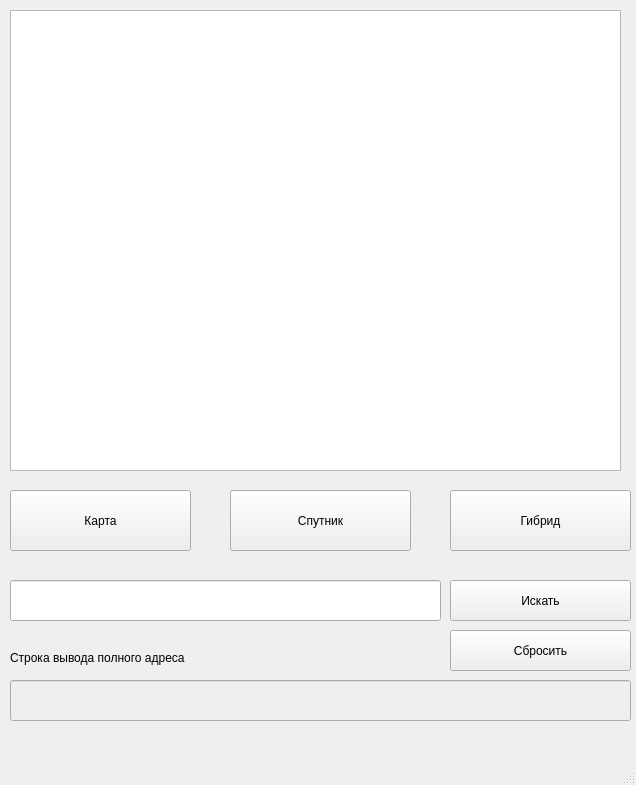
This is Big_task.ui in iamanonym/BidMapsAPITask as Qt 5 draws it before an edit. The edited form follows.
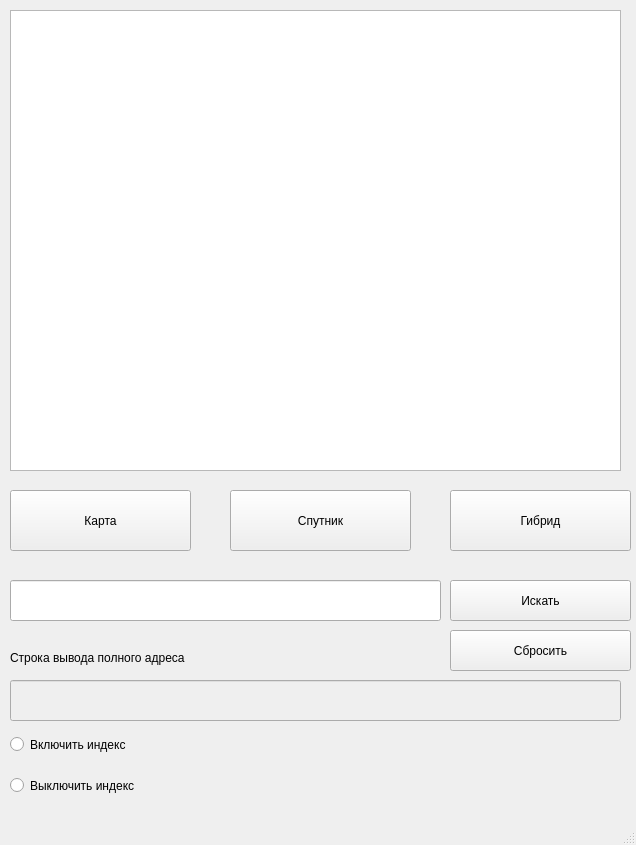
This is the edited form.

Patch:
```diff
--- a/Big_task.ui
+++ b/Big_task.ui
@@ -7,7 +7,7 @@
     <x>0</x>
     <y>0</y>
     <width>636</width>
-    <height>785</height>
+    <height>845</height>
    </rect>
   </property>
   <property name="font">
@@ -112,7 +112,7 @@
      <rect>
       <x>10</x>
       <y>680</y>
-      <width>621</width>
+      <width>611</width>
       <height>41</height>
      </rect>
     </property>
@@ -136,6 +136,32 @@
      <string>Строка вывода полного адреса</string>
     </property>
    </widget>
+   <widget class="QRadioButton" name="rad1">
+    <property name="geometry">
+     <rect>
+      <x>10</x>
+      <y>729</y>
+      <width>161</width>
+      <height>31</height>
+     </rect>
+    </property>
+    <property name="text">
+     <string>Включить индекс</string>
+    </property>
+   </widget>
+   <widget class="QRadioButton" name="rad2">
+    <property name="geometry">
+     <rect>
+      <x>10</x>
+      <y>770</y>
+      <width>161</width>
+      <height>31</height>
+     </rect>
+    </property>
+    <property name="text">
+     <string>Выключить индекс</string>
+    </property>
+   </widget>
   </widget>
   <widget class="QMenuBar" name="menubar">
    <property name="geometry">
```
